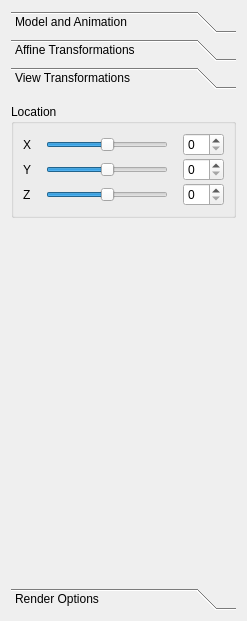
Above: Assignment 2/SidebarUi.ui from jdthorne/cpsc453 before the change. Below: the same form after it.
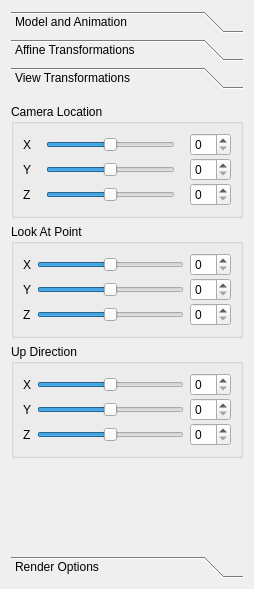
That is the form after the change. The open tabs and pages were chosen to show the change.

```diff
--- a/Assignment 2/SidebarUi.ui
+++ b/Assignment 2/SidebarUi.ui
@@ -6,8 +6,8 @@
    <rect>
     <x>0</x>
     <y>0</y>
-    <width>247</width>
-    <height>621</height>
+    <width>254</width>
+    <height>589</height>
    </rect>
   </property>
   <property name="windowTitle">
@@ -430,6 +430,14 @@
       </layout>
      </widget>
      <widget class="QWidget" name="page_3">
+      <property name="geometry">
+       <rect>
+        <x>0</x>
+        <y>0</y>
+        <width>230</width>
+        <height>429</height>
+       </rect>
+      </property>
       <attribute name="label">
        <string>View Transformations</string>
       </attribute>
@@ -443,7 +451,7 @@
        <item>
         <widget class="QGroupBox" name="groupBox_6">
          <property name="title">
-          <string>Location</string>
+          <string>Camera Location</string>
          </property>
          <layout class="QGridLayout" name="gridLayout_4">
           <property name="horizontalSpacing">
@@ -524,6 +532,168 @@
          </layout>
         </widget>
        </item>
+       <item>
+        <widget class="QGroupBox" name="groupBox_9">
+         <property name="title">
+          <string>Look At Point</string>
+         </property>
+         <layout class="QGridLayout" name="gridLayout_7">
+          <property name="verticalSpacing">
+           <number>2</number>
+          </property>
+          <item row="1" column="0">
+           <widget class="QLabel" name="label_18">
+            <property name="text">
+             <string>Y</string>
+            </property>
+           </widget>
+          </item>
+          <item row="2" column="2">
+           <widget class="QSpinBox" name="zLookAtSpin"/>
+          </item>
+          <item row="2" column="0">
+           <widget class="QLabel" name="label_17">
+            <property name="text">
+             <string>Z</string>
+            </property>
+           </widget>
+          </item>
+          <item row="2" column="1">
+           <widget class="QSlider" name="zLookAt">
+            <property name="minimum">
+             <number>-100</number>
+            </property>
+            <property name="maximum">
+             <number>100</number>
+            </property>
+            <property name="orientation">
+             <enum>Qt::Horizontal</enum>
+            </property>
+           </widget>
+          </item>
+          <item row="0" column="2">
+           <widget class="QSpinBox" name="xLookAtSpin"/>
+          </item>
+          <item row="1" column="1">
+           <widget class="QSlider" name="yLookAt">
+            <property name="minimum">
+             <number>-100</number>
+            </property>
+            <property name="maximum">
+             <number>100</number>
+            </property>
+            <property name="orientation">
+             <enum>Qt::Horizontal</enum>
+            </property>
+           </widget>
+          </item>
+          <item row="1" column="2">
+           <widget class="QSpinBox" name="yLookAtSpin"/>
+          </item>
+          <item row="0" column="0">
+           <widget class="QLabel" name="label_16">
+            <property name="text">
+             <string>X</string>
+            </property>
+           </widget>
+          </item>
+          <item row="0" column="1">
+           <widget class="QSlider" name="xLookAt">
+            <property name="minimum">
+             <number>-100</number>
+            </property>
+            <property name="maximum">
+             <number>100</number>
+            </property>
+            <property name="orientation">
+             <enum>Qt::Horizontal</enum>
+            </property>
+           </widget>
+          </item>
+         </layout>
+        </widget>
+       </item>
+       <item>
+        <widget class="QGroupBox" name="groupBox_11">
+         <property name="title">
+          <string>Up Direction</string>
+         </property>
+         <layout class="QGridLayout" name="gridLayout_8">
+          <property name="verticalSpacing">
+           <number>2</number>
+          </property>
+          <item row="0" column="0">
+           <widget class="QLabel" name="label_19">
+            <property name="text">
+             <string>X</string>
+            </property>
+           </widget>
+          </item>
+          <item row="0" column="1">
+           <widget class="QSlider" name="xLookAt_2">
+            <property name="minimum">
+             <number>-100</number>
+            </property>
+            <property name="maximum">
+             <number>100</number>
+            </property>
+            <property name="orientation">
+             <enum>Qt::Horizontal</enum>
+            </property>
+           </widget>
+          </item>
+          <item row="0" column="2">
+           <widget class="QSpinBox" name="xLookAtSpin_2"/>
+          </item>
+          <item row="1" column="0">
+           <widget class="QLabel" name="label_21">
+            <property name="text">
+             <string>Y</string>
+            </property>
+           </widget>
+          </item>
+          <item row="1" column="1">
+           <widget class="QSlider" name="yLookAt_2">
+            <property name="minimum">
+             <number>-100</number>
+            </property>
+            <property name="maximum">
+             <number>100</number>
+            </property>
+            <property name="orientation">
+             <enum>Qt::Horizontal</enum>
+            </property>
+           </widget>
+          </item>
+          <item row="1" column="2">
+           <widget class="QSpinBox" name="yLookAtSpin_2"/>
+          </item>
+          <item row="2" column="0">
+           <widget class="QLabel" name="label_20">
+            <property name="text">
+             <string>Z</string>
+            </property>
+           </widget>
+          </item>
+          <item row="2" column="1">
+           <widget class="QSlider" name="zLookAt_2">
+            <property name="minimum">
+             <number>-100</number>
+            </property>
+            <property name="maximum">
+             <number>100</number>
+            </property>
+            <property name="orientation">
+             <enum>Qt::Horizontal</enum>
+            </property>
+           </widget>
+          </item>
+          <item row="2" column="2">
+           <widget class="QSpinBox" name="zLookAtSpin_2"/>
+          </item>
+         </layout>
+        </widget>
+       </item>
        <item>
         <spacer name="verticalSpacer_4">
          <property name="orientation">
```
Left out of the diff: 87 changed lines with no effect on the pictures.
